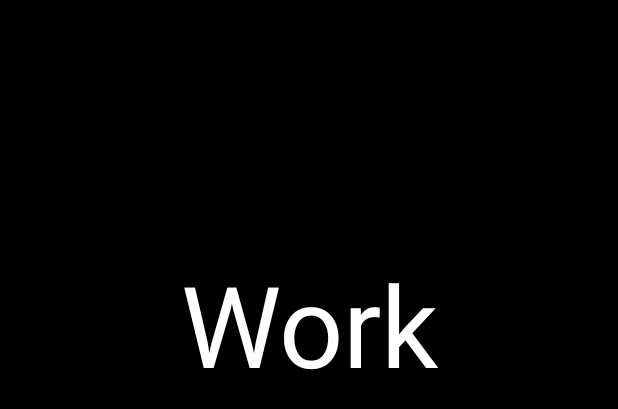
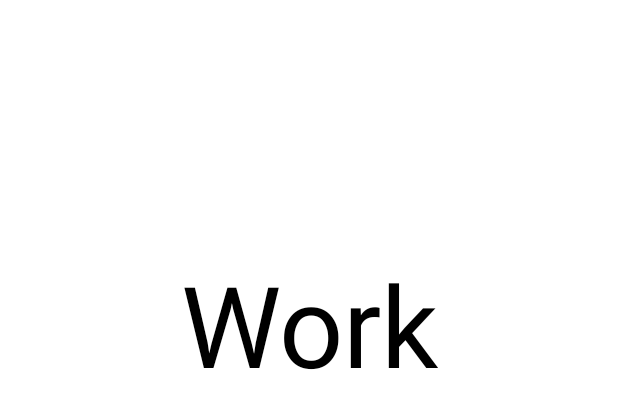
Before and after one commit to Rahul-sopho/SpiderTask1, an Android app: the layout activity_main2.xml on its own in the app's theme, with its tools: preview values and no code run, on a phone screen of 412 x 824 dp. Shown: the top 409 px of the screen. Run offline under Robolectric (Android 15) with nearby library versions, the phone set to English and light mode, and no system bars.

Commit message:
third commit

```diff
--- a/app/src/main/res/layout/activity_main.xml
+++ b/app/src/main/res/layout/activity_main.xml
@@ -2,7 +2,7 @@
 <android.support.constraint.ConstraintLayout xmlns:android="http://schemas.android.com/apk/res/android"
     xmlns:app="http://schemas.android.com/apk/res-auto"
     xmlns:tools="http://schemas.android.com/tools"
-    android:background="@android:color/black"
+    android:background="@android:color/white"
     android:layout_width="match_parent"
     android:layout_height="match_parent"
     tools:context="com.example.rahul.spidertask1.MainActivity"
@@ -48,7 +48,7 @@
 
         <LinearLayout
             android:orientation="horizontal"
-            android:background="@android:color/black"
+            android:background="@android:color/white"
             android:layout_weight="1.3"
             android:layout_width="match_parent"
             android:layout_height="match_parent"
--- a/app/src/main/res/layout/activity_main2.xml
+++ b/app/src/main/res/layout/activity_main2.xml
@@ -2,7 +2,7 @@
 <android.support.constraint.ConstraintLayout xmlns:android="http://schemas.android.com/apk/res/android"
     xmlns:app="http://schemas.android.com/apk/res-auto"
     xmlns:tools="http://schemas.android.com/tools"
-    android:background="@android:color/black"
+    android:background="@android:color/white"
     android:layout_width="match_parent"
     android:layout_height="match_parent"
     tools:context="com.example.rahul.spidertask1.Main2Activity"
@@ -14,7 +14,7 @@
 
 
     <TextView
-        android:textColor="@android:color/white"
+        android:textColor="@android:color/black"
         android:textSize="75dp"
         android:text="Work"
         android:gravity="center"
--- a/app/src/main/res/layout/item_list.xml
+++ b/app/src/main/res/layout/item_list.xml
@@ -1,6 +1,6 @@
 <?xml version="1.0" encoding="utf-8"?>
 <TextView xmlns:android="http://schemas.android.com/apk/res/android"
-    android:textColor="@android:color/white"
+    android:textColor="@android:color/black"
     android:textSize="25dp"
     android:orientation="vertical" android:layout_width="match_parent"
     android:layout_height="match_parent">
```
